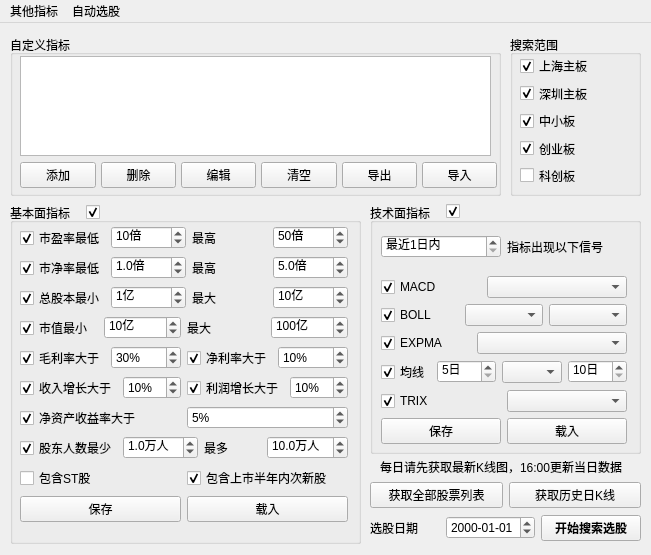
This is QtDesign/StockFinder.ui in victor647/QuantumStockTrade as Qt 5 draws it before an edit. The edited form follows.
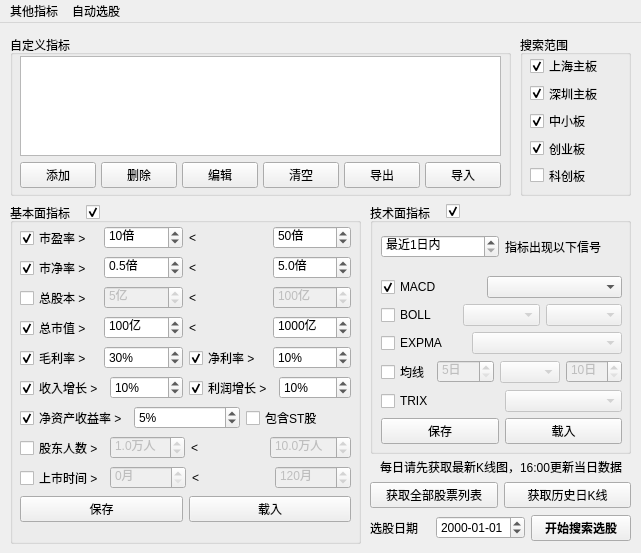
This is the edited form.

Commit message: 上市日期选股

```diff
--- a/QtDesign/StockFinder.ui
+++ b/QtDesign/StockFinder.ui
@@ -6,8 +6,8 @@
    <rect>
     <x>0</x>
     <y>0</y>
-    <width>651</width>
-    <height>555</height>
+    <width>641</width>
+    <height>553</height>
    </rect>
   </property>
   <property name="windowTitle">
@@ -17,9 +17,9 @@
    <widget class="QGroupBox" name="grpSearchRange">
     <property name="geometry">
      <rect>
-      <x>510</x>
+      <x>520</x>
       <y>12</y>
-      <width>131</width>
+      <width>111</width>
       <height>161</height>
      </rect>
     </property>
@@ -139,7 +139,7 @@
      <rect>
       <x>10</x>
       <y>12</y>
-      <width>491</width>
+      <width>501</width>
       <height>161</height>
      </rect>
     </property>
@@ -157,7 +157,7 @@
       <rect>
        <x>10</x>
        <y>21</y>
-       <width>471</width>
+       <width>481</width>
        <height>100</height>
       </rect>
      </property>
@@ -167,7 +167,7 @@
       <rect>
        <x>10</x>
        <y>127</y>
-       <width>477</width>
+       <width>481</width>
        <height>27</height>
       </rect>
      </property>
@@ -255,7 +255,7 @@
       <rect>
        <x>10</x>
        <y>23</y>
-       <width>328</width>
+       <width>331</width>
        <height>306</height>
       </rect>
      </property>
@@ -277,7 +277,7 @@
            </font>
           </property>
           <property name="text">
-           <string>市盈率最低</string>
+           <string>市盈率 &gt;</string>
           </property>
           <property name="checked">
            <bool>true</bool>
@@ -296,7 +296,7 @@
            <string>倍</string>
           </property>
           <property name="minimum">
-           <number>0</number>
+           <number>-1000</number>
           </property>
           <property name="maximum">
            <number>100</number>
@@ -304,6 +304,9 @@
           <property name="value">
            <number>10</number>
           </property>
+          <property name="displayIntegerBase">
+           <number>10</number>
+          </property>
          </widget>
         </item>
         <item>
@@ -315,7 +318,7 @@
            </font>
           </property>
           <property name="text">
-           <string>最高</string>
+           <string>&lt;</string>
           </property>
          </widget>
         </item>
@@ -331,7 +334,7 @@
            <string>倍</string>
           </property>
           <property name="minimum">
-           <number>5</number>
+           <number>-100</number>
           </property>
           <property name="maximum">
            <number>1000</number>
@@ -354,7 +357,7 @@
            </font>
           </property>
           <property name="text">
-           <string>市净率最低</string>
+           <string>市净率 &gt;</string>
           </property>
           <property name="checked">
            <bool>true</bool>
@@ -375,7 +378,7 @@
            <number>1</number>
           </property>
           <property name="minimum">
-           <double>0.000000000000000</double>
+           <double>-10.000000000000000</double>
           </property>
           <property name="maximum">
            <double>10.000000000000000</double>
@@ -384,7 +387,7 @@
            <double>0.500000000000000</double>
           </property>
           <property name="value">
-           <double>1.000000000000000</double>
+           <double>0.500000000000000</double>
           </property>
          </widget>
         </item>
@@ -397,7 +400,7 @@
            </font>
           </property>
           <property name="text">
-           <string>最高</string>
+           <string>&lt;</string>
           </property>
          </widget>
         </item>
@@ -415,7 +418,7 @@
            <number>1</number>
           </property>
           <property name="minimum">
-           <double>1.000000000000000</double>
+           <double>-1.000000000000000</double>
           </property>
           <property name="singleStep">
            <double>0.500000000000000</double>
@@ -438,15 +441,18 @@
            </font>
           </property>
           <property name="text">
-           <string>总股本最小</string>
+           <string>总股本 &gt;</string>
           </property>
           <property name="checked">
-           <bool>true</bool>
+           <bool>false</bool>
           </property>
          </widget>
         </item>
         <item>
          <widget class="QSpinBox" name="spbTotalShareMin">
+          <property name="enabled">
+           <bool>false</bool>
+          </property>
           <property name="font">
            <font>
             <family>Helvetica</family>
@@ -463,7 +469,7 @@
            <number>10</number>
           </property>
           <property name="value">
-           <number>1</number>
+           <number>5</number>
           </property>
          </widget>
         </item>
@@ -476,12 +482,15 @@
            </font>
           </property>
           <property name="text">
-           <string>最大</string>
+           <string>&lt;</string>
           </property>
          </widget>
         </item>
         <item>
          <widget class="QSpinBox" name="spbTotalShareMax">
+          <property name="enabled">
+           <bool>false</bool>
+          </property>
           <property name="font">
            <font>
             <family>Helvetica</family>
@@ -498,7 +507,7 @@
            <number>10000</number>
           </property>
           <property name="value">
-           <number>10</number>
+           <number>100</number>
           </property>
          </widget>
         </item>
@@ -515,7 +524,7 @@
            </font>
           </property>
           <property name="text">
-           <string>市值最小</string>
+           <string>总市值 &gt;</string>
           </property>
           <property name="checked">
            <bool>true</bool>
@@ -540,7 +549,7 @@
            <number>1000</number>
           </property>
           <property name="value">
-           <number>10</number>
+           <number>100</number>
           </property>
          </widget>
         </item>
@@ -553,7 +562,7 @@
            </font>
           </property>
           <property name="text">
-           <string>最大</string>
+           <string>&lt;</string>
           </property>
          </widget>
         </item>
@@ -575,7 +584,7 @@
            <number>99999</number>
           </property>
           <property name="value">
-           <number>100</number>
+           <number>1000</number>
           </property>
          </widget>
         </item>
@@ -592,7 +601,7 @@
            </font>
           </property>
           <property name="text">
-           <string>毛利率大于</string>
+           <string>毛利率 &gt;</string>
           </property>
           <property name="checked">
            <bool>true</bool>
@@ -630,7 +639,7 @@
            </font>
           </property>
           <property name="text">
-           <string>净利率大于</string>
+           <string>净利率 &gt;</string>
           </property>
           <property name="checked">
            <bool>true</bool>
@@ -672,7 +681,7 @@
            </font>
           </property>
           <property name="text">
-           <string>收入增长大于</string>
+           <string>收入增长 &gt;</string>
           </property>
           <property name="checked">
            <bool>true</bool>
@@ -691,10 +700,10 @@
            <string>%</string>
           </property>
           <property name="minimum">
-           <number>-20</number>
+           <number>-1000</number>
           </property>
           <property name="maximum">
-           <number>100</number>
+           <number>1000</number>
           </property>
           <property name="value">
            <number>10</number>
@@ -710,7 +719,7 @@
            </font>
           </property>
           <property name="text">
-           <string>利润增长大于</string>
+           <string>利润增长 &gt;</string>
           </property>
           <property name="checked">
            <bool>true</bool>
@@ -729,10 +738,10 @@
            <string>%</string>
           </property>
           <property name="minimum">
-           <number>-20</number>
+           <number>-1000</number>
           </property>
           <property name="maximum">
-           <number>100</number>
+           <number>1000</number>
           </property>
           <property name="value">
            <number>10</number>
@@ -752,7 +761,7 @@
            </font>
           </property>
           <property name="text">
-           <string>净资产收益率大于</string>
+           <string>净资产收益率 &gt;</string>
           </property>
           <property name="checked">
            <bool>true</bool>
@@ -781,6 +790,13 @@
           </property>
          </widget>
         </item>
+        <item>
+         <widget class="QCheckBox" name="cbxIncludeStStock">
+          <property name="text">
+           <string>包含ST股</string>
+          </property>
+         </widget>
+        </item>
        </layout>
       </item>
       <item>
@@ -794,15 +810,18 @@
            </font>
           </property>
           <property name="text">
-           <string>股东人数最少</string>
+           <string>股东人数 &gt;</string>
           </property>
           <property name="checked">
-           <bool>true</bool>
+           <bool>false</bool>
           </property>
          </widget>
         </item>
         <item>
          <widget class="QDoubleSpinBox" name="spbTotalHoldersMin">
+          <property name="enabled">
+           <bool>false</bool>
+          </property>
           <property name="font">
            <font>
             <family>Helvetica</family>
@@ -837,12 +856,15 @@
            </font>
           </property>
           <property name="text">
-           <string>最多</string>
+           <string>&lt;</string>
           </property>
          </widget>
         </item>
         <item>
          <widget class="QDoubleSpinBox" name="spbTotalHoldersMax">
+          <property name="enabled">
+           <bool>false</bool>
+          </property>
           <property name="font">
            <font>
             <family>Helvetica</family>
@@ -867,19 +889,81 @@
       <item>
        <layout class="QHBoxLayout" name="horizontalLayout_3">
         <item>
-         <widget class="QCheckBox" name="cbxIncludeStStock">
+         <widget class="QCheckBox" name="cbxTimeToMarket">
           <property name="text">
-           <string>包含ST股</string>
-          </property>
-         </widget>
-        </item>
-        <item>
-         <widget class="QCheckBox" name="cbxIncludeNewStock">
-          <property name="text">
-           <string>包含上市半年内次新股</string>
+           <string>上市时间 &gt;</string>
           </property>
           <property name="checked">
-           <bool>true</bool>
+           <bool>false</bool>
+          </property>
+         </widget>
+        </item>
+        <item>
+         <widget class="QSpinBox" name="spbTimeToMarketMin">
+          <property name="enabled">
+           <bool>false</bool>
+          </property>
+          <property name="font">
+           <font>
+            <family>Helvetica</family>
+            <pointsize>9</pointsize>
+           </font>
+          </property>
+          <property name="suffix">
+           <string>月</string>
+          </property>
+          <property name="minimum">
+           <number>0</number>
+          </property>
+          <property name="maximum">
+           <number>360</number>
+          </property>
+          <property name="value">
+           <number>0</number>
+          </property>
+          <property name="displayIntegerBase">
+           <number>10</number>
+          </property>
+         </widget>
+        </item>
+        <item>
+         <widget class="QLabel" name="lblTimeToMarketMax">
+          <property name="font">
+           <font>
+            <family>Helvetica</family>
+            <pointsize>9</pointsize>
+           </font>
+          </property>
+          <property name="text">
+           <string>&lt;</string>
+          </property>
+         </widget>
+        </item>
+        <item>
+         <widget class="QSpinBox" name="spbTimeToMarketMax">
+          <property name="enabled">
+           <bool>false</bool>
+          </property>
+          <property name="font">
+           <font>
+            <family>Helvetica</family>
+            <pointsize>9</pointsize>
+           </font>
+          </property>
+          <property name="suffix">
+           <string>月</string>
+          </property>
+          <property name="minimum">
+           <number>1</number>
+          </property>
+          <property name="maximum">
+           <number>999</number>
+          </property>
+          <property name="value">
+           <number>120</number>
+          </property>
+          <property name="displayIntegerBase">
+           <number>10</number>
           </property>
          </widget>
         </item>
@@ -923,7 +1007,7 @@
      <rect>
       <x>370</x>
       <y>180</y>
-      <width>271</width>
+      <width>261</width>
       <height>251</height>
      </rect>
     </property>
@@ -941,7 +1025,7 @@
       <rect>
        <x>11</x>
        <y>20</y>
-       <width>246</width>
+       <width>241</width>
        <height>221</height>
       </rect>
      </property>
@@ -1015,19 +1099,30 @@
        <layout class="QHBoxLayout" name="horizontalLayout_12">
         <item>
          <widget class="QCheckBox" name="cbxBollEnabled">
+          <property name="enabled">
+           <bool>true</bool>
+          </property>
           <property name="text">
            <string>BOLL</string>
           </property>
           <property name="checked">
-           <bool>true</bool>
+           <bool>false</bool>
           </property>
          </widget>
         </item>
         <item>
-         <widget class="QComboBox" name="cbbBollBehaviour"/>
+         <widget class="QComboBox" name="cbbBollBehaviour">
+          <property name="enabled">
+           <bool>false</bool>
+          </property>
+         </widget>
         </item>
         <item>
-         <widget class="QComboBox" name="cbbBollTrack"/>
+         <widget class="QComboBox" name="cbbBollTrack">
+          <property name="enabled">
+           <bool>false</bool>
+          </property>
+         </widget>
         </item>
        </layout>
       </item>
@@ -1039,12 +1134,15 @@
            <string>EXPMA</string>
           </property>
           <property name="checked">
-           <bool>true</bool>
+           <bool>false</bool>
           </property>
          </widget>
         </item>
         <item>
          <widget class="QComboBox" name="cbbExpmaBehaviour">
+          <property name="enabled">
+           <bool>false</bool>
+          </property>
           <property name="minimumSize">
            <size>
             <width>150</width>
@@ -1069,12 +1167,15 @@
            <string>均线</string>
           </property>
           <property name="checked">
-           <bool>true</bool>
+           <bool>false</bool>
           </property>
          </widget>
         </item>
         <item>
          <widget class="QSpinBox" name="spbMaShort">
+          <property name="enabled">
+           <bool>false</bool>
+          </property>
           <property name="suffix">
            <string>日</string>
           </property>
@@ -1088,6 +1189,9 @@
         </item>
         <item>
          <widget class="QComboBox" name="cbbMaBehaviour">
+          <property name="enabled">
+           <bool>false</bool>
+          </property>
           <property name="maximumSize">
            <size>
             <width>60</width>
@@ -1098,6 +1202,9 @@
         </item>
         <item>
          <widget class="QSpinBox" name="spbMaLong">
+          <property name="enabled">
+           <bool>false</bool>
+          </property>
           <property name="suffix">
            <string>日</string>
           </property>
@@ -1119,12 +1226,16 @@
            <string>TRIX</string>
           </property>
           <property name="checked">
-           <bool>true</bool>
+           <bool>false</bool>
           </property>
          </widget>
         </item>
         <item>
-         <widget class="QComboBox" name="cbbTrixBehaviour"/>
+         <widget class="QComboBox" name="cbbTrixBehaviour">
+          <property name="enabled">
+           <bool>false</bool>
+          </property>
+         </widget>
         </item>
        </layout>
       </item>
@@ -1229,7 +1340,7 @@
      <rect>
       <x>370</x>
       <y>458</y>
-      <width>271</width>
+      <width>261</width>
       <height>62</height>
      </rect>
     </property>
@@ -1322,7 +1433,7 @@
     <rect>
      <x>0</x>
      <y>0</y>
-     <width>651</width>
+     <width>641</width>
      <height>22</height>
     </rect>
    </property>
```
Left out of the diff: 76 changed lines with no effect on the pictures. The commit also changes 13 other files.
